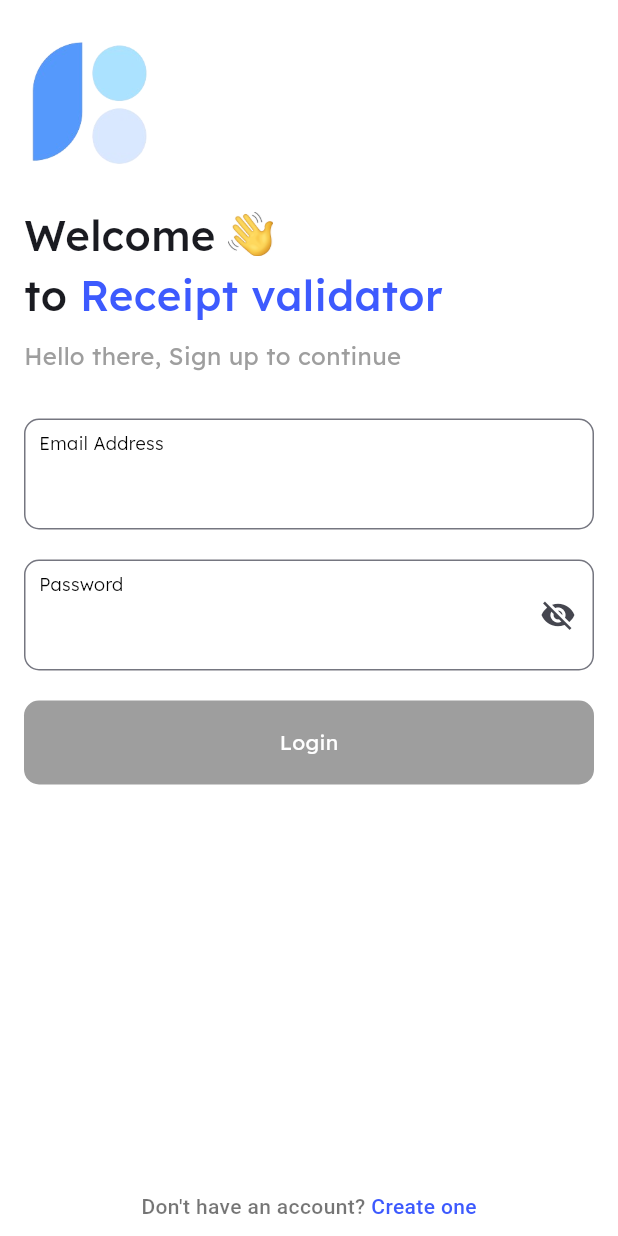
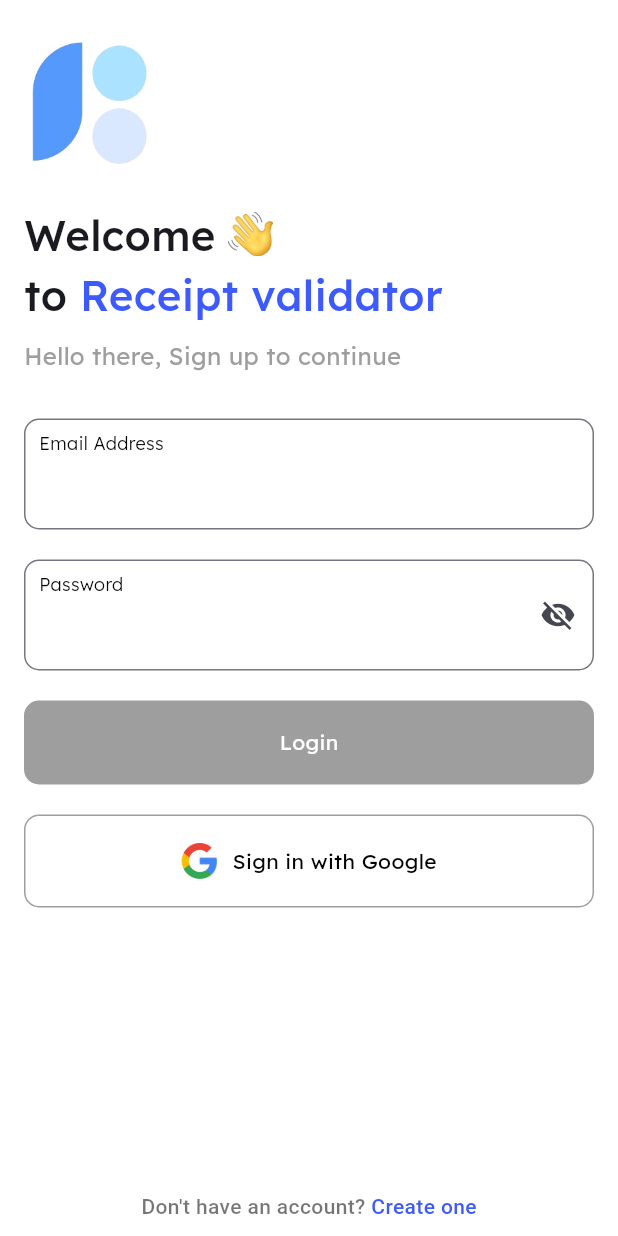
Before and after one commit to fitiha/cbe-detective-app, a Flutter app: the LoginPage screen opened by its route, on a phone screen of 412 x 824 dp. Run offline on Flutter 3.47's test engine with Material 3 defaults, Android fonts, the phone set to English and light mode, and no system bars; our stand-ins replace firebase_auth, firebase_core, flutter_screenutil, get, get_storage, google_sign_in and 1 more; accounts and stored records are empty.

Commit message:
sign in with google added

```diff
--- a/lib/views/auth/login_page.dart
+++ b/lib/views/auth/login_page.dart
@@ -2,6 +2,7 @@ import 'package:flutter/material.dart';
 import 'package:firebase_auth/firebase_auth.dart';
 import 'package:get/get.dart';
 import 'package:get_storage/get_storage.dart';
+import 'package:google_sign_in/google_sign_in.dart';
 import 'package:receipt_validator/core/constants.dart';
 import 'package:flutter/gestures.dart';
 
@@ -14,6 +15,7 @@ class LoginPage extends StatefulWidget {
 
 class _LoginPageState extends State<LoginPage> {
   final FirebaseAuth _auth = FirebaseAuth.instance;
+  final GoogleSignIn _googleSignIn = GoogleSignIn();
   bool _obscurePassword = true;
   final _formKey = GlobalKey<FormState>();
   bool _emailTouched = false;
@@ -118,6 +120,43 @@ class _LoginPageState extends State<LoginPage> {
         Get.snackbar('Login Error', errorMessage,
             snackPosition: SnackPosition.BOTTOM);
       }
+    }
+  }
+
+  Future<void> _signInWithGoogle() async {
+    try {
+      // Ensure the user is signed out from Google Sign-In
+      await _googleSignIn.signOut();
+
+      // Force account selection
+      final GoogleSignInAccount? googleUser = await _googleSignIn.signIn();
+
+      if (googleUser == null) {
+        // User canceled the sign-in process
+        return;
+      }
+
+      // Authenticate with Firebase
+      final GoogleSignInAuthentication googleAuth =
+          await googleUser.authentication;
+
+      final AuthCredential credential = GoogleAuthProvider.credential(
+        accessToken: googleAuth.accessToken,
+        idToken: googleAuth.idToken,
+      );
+
+      final UserCredential userCredential =
+          await _auth.signInWithCredential(credential);
+
+      // Store user email in GetStorage
+      final box = GetStorage();
+      box.write('user_email', userCredential.user?.email);
+
+      // Navigate to the main screen
+      Get.toNamed('mainscreen-page');
+    } catch (e) {
+      Get.snackbar('Google Sign-In Error', e.toString(),
+          snackPosition: SnackPosition.BOTTOM);
     }
   }
 
@@ -342,6 +381,42 @@ class _LoginPageState extends State<LoginPage> {
                                     ),
                                   ),
                                 ),
+                                SizedBox(height: 20),
+                                GestureDetector(
+                                  onTap: _signInWithGoogle,
+                                  child: Container(
+                                    width: double.infinity,
+                                    decoration: BoxDecoration(
+                                      color: Colors.white,
+                                      borderRadius: BorderRadius.circular(10),
+                                      border: Border.all(color: Colors.grey),
+                                    ),
+                                    child: Center(
+                                      child: Padding(
+                                        padding: EdgeInsets.all(18.0),
+                                        child: Row(
+                                          mainAxisAlignment:
+                                              MainAxisAlignment.center,
+                                          children: [
+                                            Image.asset(
+                                              'assets/images/google_logo.png',
+                                              height: 24,
+                                              width: 24,
+                                            ),
+                                            SizedBox(width: 10),
+                                            Text(
+                                              'Sign in with Google',
+                                              style: TextStyle(
+                                                color: Colors.black,
+                                                fontWeight: FontWeight.w400,
+                                              ),
+                                            ),
+                                          ],
+                                        ),
+                                      ),
+                                    ),
+                                  ),
+                                ),
                               ],
                             ),
                           ),
--- a/pubspec.yaml
+++ b/pubspec.yaml
@@ -47,6 +47,7 @@ dependencies:
   build_runner: ^2.4.11
   flutter_launcher_icons: ^0.13.1
   firebase_auth: ^5.4.0
+  google_sign_in: ^5.3.0
   flutter_map: ^7.0.2
   cloud_firestore: ^5.6.1
   url_launcher: ^6.3.1
```
Also changed, not shown: assets/images/google_logo.png (added), pubspec.lock, 2 other files.
